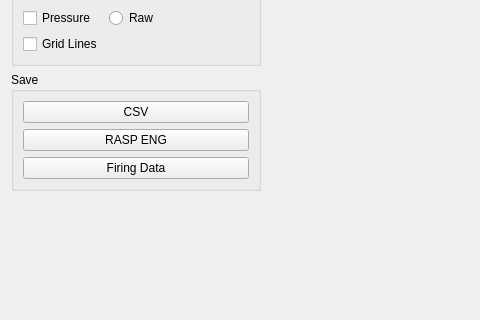
Above: ui/views/forms/ResultsWidget.ui from reilleya/RMTS-Software before the change; both pictures show x 0 to 480 and y 156 to 476 of the 1123 by 800 pixel window. Below: the same form after it.
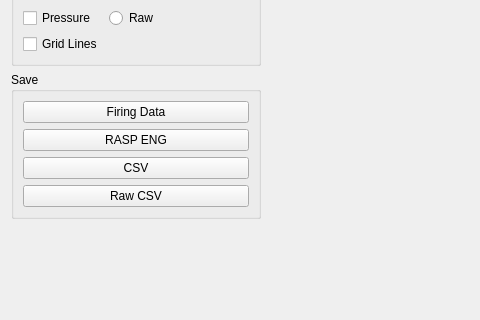
That is the form after the change. Custom widgets are drawn as their Qt base class.

Commit message: Add raw CSV export option

Diff of the .ui file:
```diff
--- a/ui/views/forms/ResultsWidget.ui
+++ b/ui/views/forms/ResultsWidget.ui
@@ -145,20 +145,6 @@
          <string>Save</string>
         </property>
         <layout class="QVBoxLayout" name="verticalLayout_3">
-         <item>
-          <widget class="QPushButton" name="pushButtonCSV">
-           <property name="text">
-            <string>CSV</string>
-           </property>
-          </widget>
-         </item>
-         <item>
-          <widget class="QPushButton" name="pushButtonENG">
-           <property name="text">
-            <string>RASP ENG</string>
-           </property>
-          </widget>
-         </item>
          <item>
           <widget class="QPushButton" name="pushButtonFIRE">
            <property name="text">
@@ -166,6 +152,27 @@
            </property>
           </widget>
          </item>
+         <item>
+          <widget class="QPushButton" name="pushButtonENG">
+           <property name="text">
+            <string>RASP ENG</string>
+           </property>
+          </widget>
+         </item>
+         <item>
+          <widget class="QPushButton" name="pushButtonCSV">
+           <property name="text">
+            <string>CSV</string>
+           </property>
+          </widget>
+         </item>
+         <item>
+          <widget class="QPushButton" name="pushButtonRawCSV">
+           <property name="text">
+            <string>Raw CSV</string>
+           </property>
+          </widget>
+         </item>
         </layout>
        </widget>
       </item>
```
The commit also changes 2 other files.
